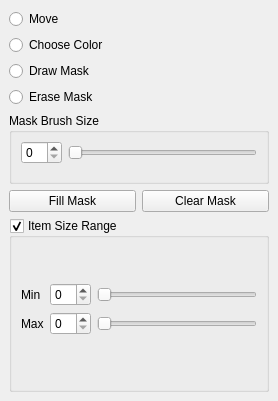
Qt form toolsdockwidget.ui (mhspace/mashacv) before a commit.
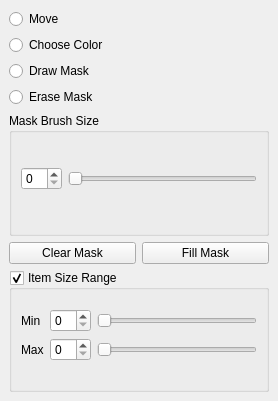
The same form after that commit.

Commit message: Fixed problems with dock widgets layout.

Diff of the .ui file:
```diff
--- a/toolsdockwidget.ui
+++ b/toolsdockwidget.ui
@@ -67,17 +67,8 @@
         </layout>
        </widget>
       </item>
-     </layout>
-    </item>
     <item>
      <layout class="QHBoxLayout" name="horizontalLayout_2">
-      <item>
-       <widget class="QPushButton" name="completelyFillMaskButton">
-        <property name="text">
-         <string>Fill Mask</string>
-        </property>
-       </widget>
-      </item>
       <item>
        <widget class="QPushButton" name="completelyEraseMaskButton">
         <property name="text">
@@ -85,6 +76,13 @@
         </property>
        </widget>
       </item>
+        <item>
+         <widget class="QPushButton" name="completelyFillMaskButton">
+          <property name="text">
+           <string>Fill Mask</string>
+          </property>
+         </widget>
+        </item>
      </layout>
     </item>
     <item>
@@ -139,6 +137,8 @@
        </item>
       </layout>
      </widget>
+      </item>
+     </layout>
     </item>
    </layout>
   </widget>
```
Lines whose indentation alone changed are shown as unchanged. The commit also changes 4 other files.
